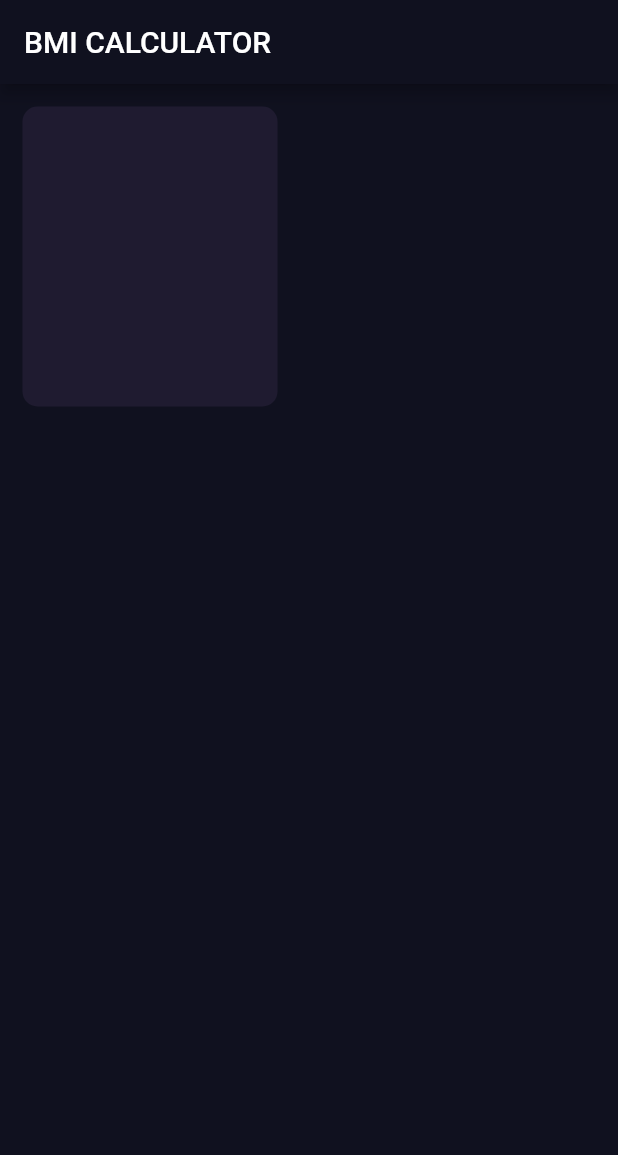
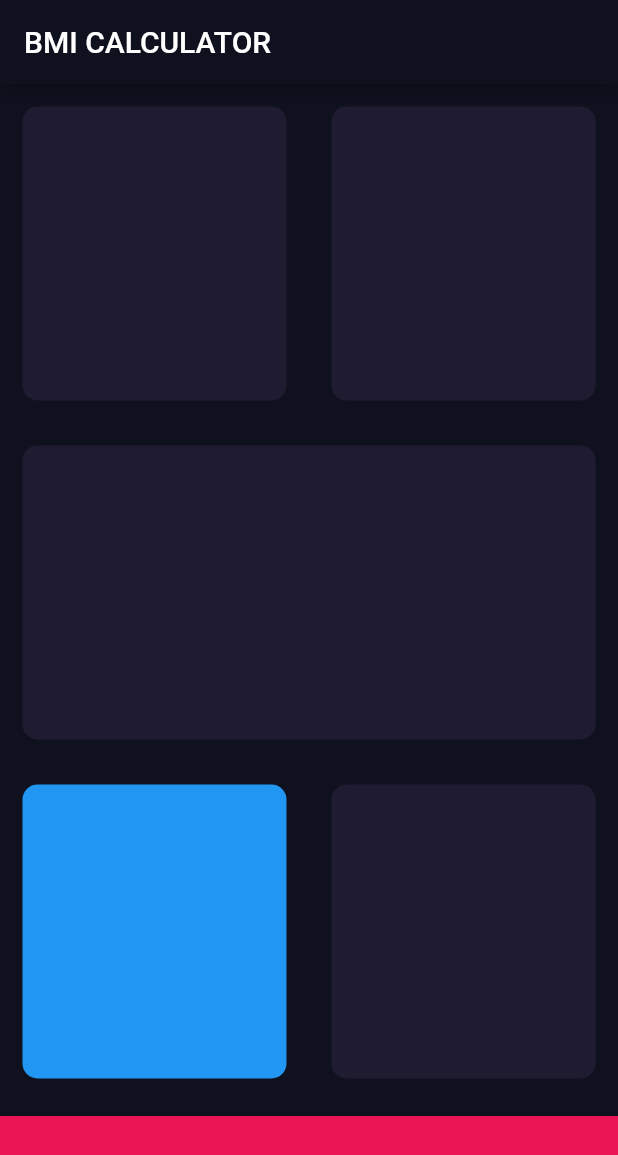
Before and after one commit to mimimimaimai55/bmi_calculator, a Flutter app: the screen it shows after launch, on a phone screen of 412 x 824 dp. Shown: the top 1155 px of the screen. Run offline on Flutter 3.47's test engine with Material 2 defaults, Android fonts, the phone set to English and light mode, and no system bars.

```diff
--- a/lib/input_page.dart
+++ b/lib/input_page.dart
@@ -1,4 +1,8 @@
 import 'package:flutter/material.dart';
+
+const bottomContainerHeight = 80.0;
+const activeCardColor = Color(0xff1F1B30);
+const bottomContainerColor = Color(0xFFEB1555);
 
 class InputPage extends StatefulWidget {
 
@@ -13,15 +17,69 @@ class _InputPageState extends State<InputPage> {
       appBar: AppBar(
         title: Text('BMI CALCULATOR'),
       ),
-      body: Container(
-        margin: EdgeInsets.all(15.0),
-        decoration: BoxDecoration(
-          color: Color(0xff1F1B30),
-          borderRadius: BorderRadius.circular(10.0),
-        ),
-        height: 200.0,
-        width: 170.0,
+      body: Column(
+        children: <Widget>[
+          Expanded(
+              child: Row(
+            children: <Widget>[
+              Expanded(
+                child: ReusableCard(
+                  colour:activeCardColor,
+                ),
+              ),
+              Expanded(
+                child: ReusableCard(
+                  colour:activeCardColor,
+              ),
+              )],
+          )),
+          Expanded(
+            child: ReusableCard(
+              colour:activeCardColor,
+            ),
+          ),
+          Expanded(child: Row(
+            children: <Widget>[
+              Expanded(
+                child: ReusableCard(
+                  colour:Colors.blue,
+                ),
+              ),
+              Expanded(
+                child: ReusableCard(
+                  colour:activeCardColor,
+                ),
+              ),
+            ],
+          )),
+          Container(
+            color: bottomContainerColor,
+            margin: EdgeInsets.only(top: 10.0),
+            width:double.infinity,
+            height: bottomContainerHeight,
+          ),
+        ],
       ),
     );
   }
 }
+
+class ReusableCard extends StatelessWidget {
+
+  ReusableCard({@required this.colour,this.cardChild});
+
+  final Color? colour;
+  final Widget? cardChild;
+
+  @override
+  Widget build(BuildContext context) {
+    return Container(
+      child:cardChild,
+    margin: EdgeInsets.all(15.0),
+    decoration: BoxDecoration(
+      color: colour,
+      borderRadius: BorderRadius.circular(10.0),
+    ),
+    );
+  }
+}
```
